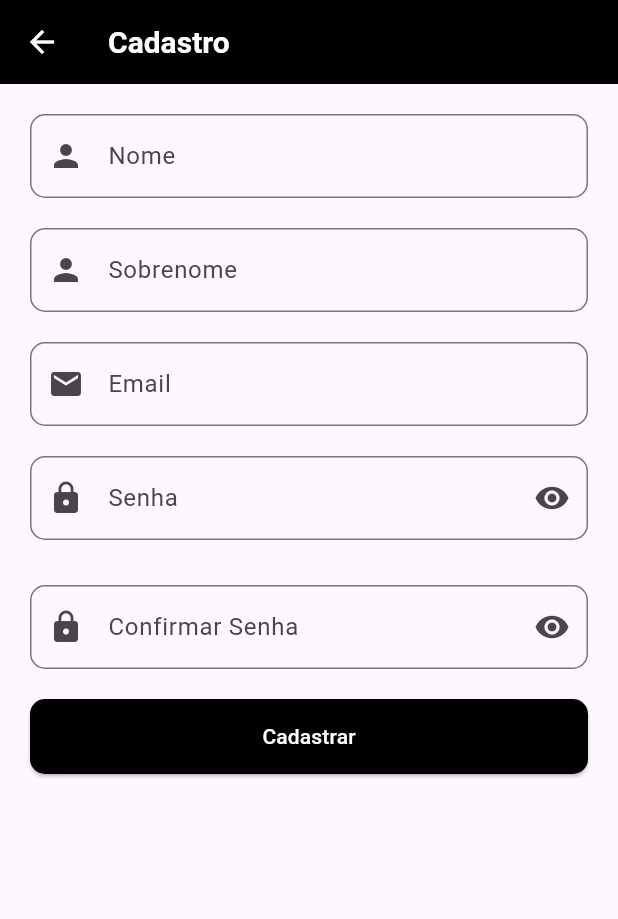
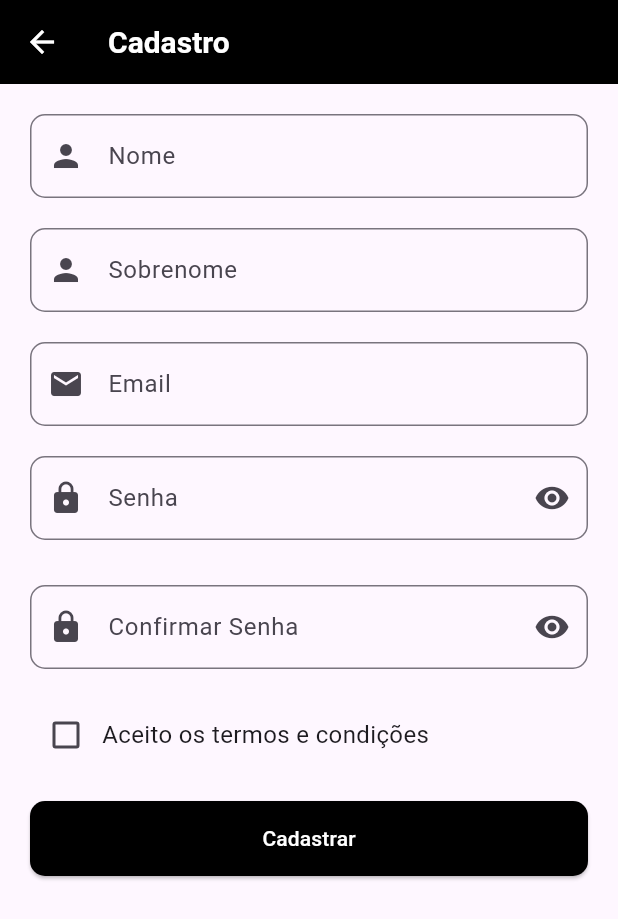
Before and after one commit to leonardo-franco/autoresc, a Flutter app: the screen it shows after launch, after a tap on "Cadastre-se", on a phone screen of 412 x 824 dp. Shown: the top 919 px of the screen. Run offline on Flutter 3.47's test engine with Material 3 defaults, Android fonts, the light colour scheme and no system bars; our stand-ins replace firebase_auth, firebase_core, fluttertoast; accounts and stored records are empty.

Commit message:
terms-and_responsive-design

```diff
--- a/lib/screens/login_screen.dart
+++ b/lib/screens/login_screen.dart
@@ -50,11 +50,17 @@ class _LoginScreenState extends State<LoginScreen> {
   @override
   Widget build(BuildContext context) {
     return Scaffold(
-      body: Column(
+      body: LayoutBuilder(
+        builder: (context, constraints) {
+          final isWide = constraints.maxWidth > 600;
+          final padding = isWide ? EdgeInsets.symmetric(horizontal: 40) : EdgeInsets.symmetric(horizontal: 20);
+          final logoHeight = isWide ? 250.0 : 200.0;
+          final fieldWidth = isWide ? 400.0 : double.infinity;
+
+          return Column(
             children: [
-          // Cabeçalho fixo com o logo
               Container(
-            height: 200,
+                height: logoHeight,
                 decoration: const BoxDecoration(
                   color: Colors.black,
                   borderRadius: BorderRadius.only(
@@ -72,14 +78,13 @@ class _LoginScreenState extends State<LoginScreen> {
               ),
               Expanded(
                 child: SingleChildScrollView(
-              child: Padding(
-                padding: const EdgeInsets.symmetric(horizontal: 20),
+                  padding: padding,
                   child: Column(
-                  mainAxisAlignment: MainAxisAlignment.center,
                     children: [
-                    const SizedBox(height: 50),
-                    // Campo de Email
-                    TextField(
+                      const SizedBox(height: 20),
+                      Container(
+                        width: fieldWidth,
+                        child: TextField(
                           controller: _emailController,
                           decoration: InputDecoration(
                             labelText: 'Email',
@@ -90,9 +95,11 @@ class _LoginScreenState extends State<LoginScreen> {
                           ),
                           keyboardType: TextInputType.emailAddress,
                         ),
+                      ),
                       const SizedBox(height: 20),
-                    // Campo de Senha
-                    TextField(
+                      Container(
+                        width: fieldWidth,
+                        child: TextField(
                           controller: _passwordController,
                           obscureText: _obscurePassword,
                           decoration: InputDecoration(
@@ -113,10 +120,10 @@ class _LoginScreenState extends State<LoginScreen> {
                             ),
                           ),
                         ),
+                      ),
                       const SizedBox(height: 20),
-                    // Botão de Login
-                    SizedBox(
-                      width: double.infinity,
+                      Container(
+                        width: fieldWidth,
                         child: ElevatedButton(
                           onPressed: _isLoading ? null : _login,
                           style: ElevatedButton.styleFrom(
@@ -135,7 +142,6 @@ class _LoginScreenState extends State<LoginScreen> {
                         ),
                       ),
                       const SizedBox(height: 20),
-                    // Texto de Cadastro
                       Row(
                         mainAxisAlignment: MainAxisAlignment.center,
                         children: [
@@ -171,8 +177,9 @@ class _LoginScreenState extends State<LoginScreen> {
                   ),
                 ),
               ),
-          ),
             ],
+          );
+        },
       ),
     );
   }
--- a/lib/screens/sign_up_screen.dart
+++ b/lib/screens/sign_up_screen.dart
@@ -1,4 +1,4 @@
-// ignore_for_file: use_build_context_synchronously, unused_local_variable
+// ignore_for_file: unused_local_variable
 
 import 'package:flutter/material.dart';
 import 'package:firebase_auth/firebase_auth.dart';
@@ -23,6 +23,7 @@ class _SignupScreenState extends State<SignupScreen> {
   bool _obscureConfirmPassword = true;
   bool _isLoading = false;
   bool _isPasswordFocused = false; // Controle se o indicador deve ser exibido
+  bool _acceptedTerms = false; // Controle do checkbox de termos e condições
 
   @override
   void dispose() {
@@ -55,7 +56,7 @@ class _SignupScreenState extends State<SignupScreen> {
   }
 
   Future<void> _signUp() async {
-    if (_formKey.currentState!.validate()) {
+    if (_formKey.currentState!.validate() && _acceptedTerms) {
       setState(() {
         _isLoading = true;
       });
@@ -88,6 +89,14 @@ class _SignupScreenState extends State<SignupScreen> {
           _isLoading = false;
         });
       }
+    } else {
+      Fluttertoast.showToast(
+        msg: "Você deve aceitar os termos e permissões.",
+        toastLength: Toast.LENGTH_SHORT,
+        gravity: ToastGravity.CENTER,
+        backgroundColor: Colors.red,
+        textColor: Colors.white,
+      );
     }
   }
 
@@ -245,6 +254,31 @@ class _SignupScreenState extends State<SignupScreen> {
                   validator: (value) => value != _passwordController.text ? 'Senhas não conferem' : null,
                 ),
                 const SizedBox(height: 20),
+                // Checkbox de Termos e Condições
+                Row(
+                  children: [
+                    Checkbox(
+                      value: _acceptedTerms,
+                      onChanged: (bool? value) {
+                        setState(() {
+                          _acceptedTerms = value ?? false;
+                        });
+                      },
+                    ),
+                    Expanded(
+                      child: GestureDetector(
+                        onTap: () {
+                          // Aqui você pode adicionar a navegação para a tela de termos e condições
+                        },
+                        child: const Text(
+                          'Aceito os termos e condições',
+                          style: TextStyle(fontSize: 16),
+                        ),
+                      ),
+                    ),
+                  ],
+                ),
+                const SizedBox(height: 20),
                 // Botão de Cadastro
                 SizedBox(
                   width: double.infinity,
```
Lines whose indentation alone changed are shown as unchanged.
